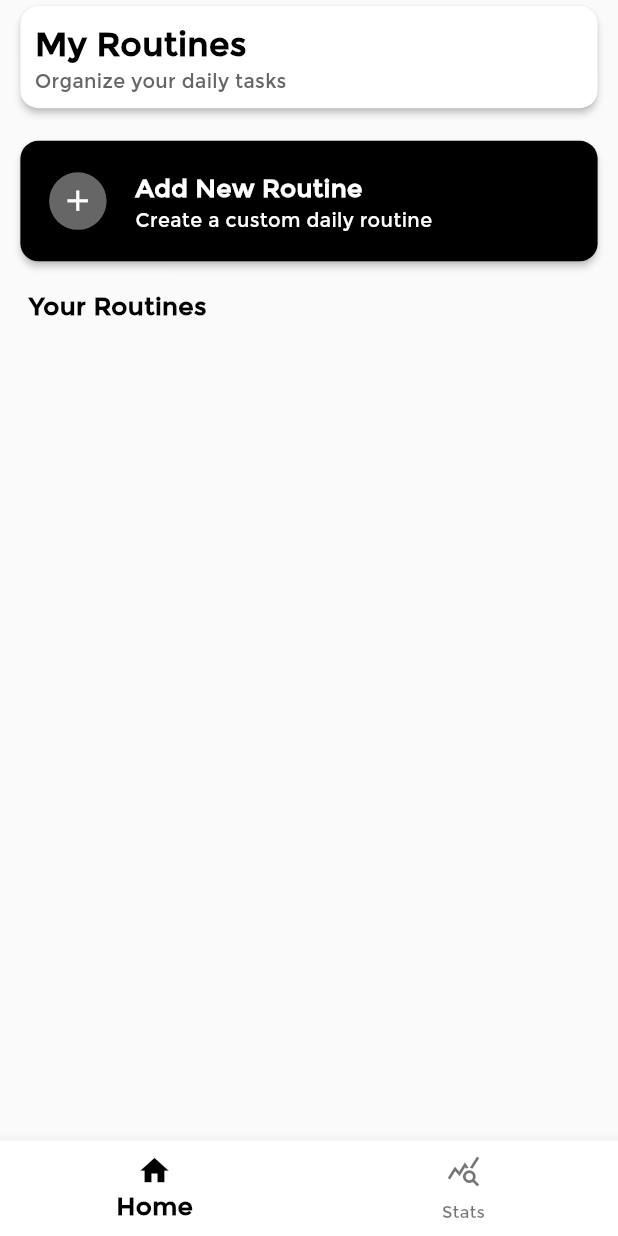
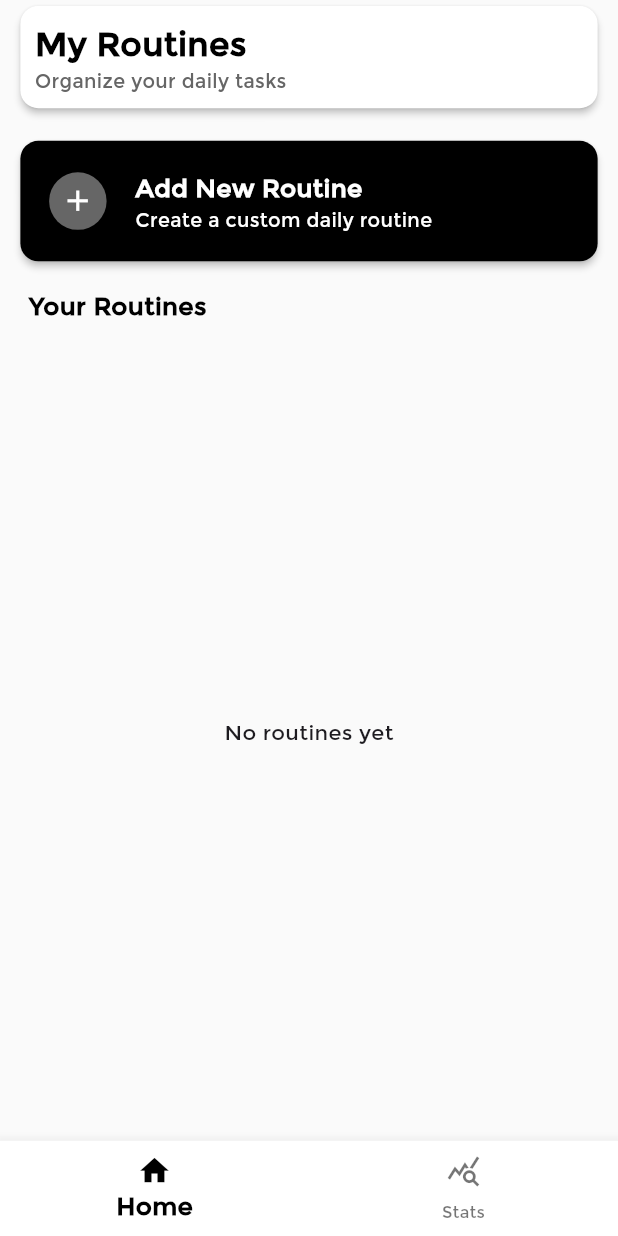
Before and after one commit to mohamedkholy/daily_track, a Flutter app: the screen it shows after launch, on a phone screen of 412 x 824 dp. Run offline on Flutter 3.47's test engine with Material 3 defaults, Android fonts, the phone set to English and light mode, and no system bars; our stand-ins replace dotted_border, drift, drift_flutter, equatable, firebase_core, firebase_crashlytics and 7 more; missing offline and left inert: dart:ffi, floating_snackbar; accounts and stored records are empty; generated files the repository leaves out were written again.

```diff
--- a/lib/core/widgets/add_task_dialog.dart
+++ b/lib/core/widgets/add_task_dialog.dart
@@ -97,7 +97,7 @@ class _AddTaskDialogState extends State<AddTaskDialog> {
                           subTasks.removeAt(index);
                           setState(() {});
                         },
-                        child: Icon(Icons.clear, size: 18),
+                        child: const Icon(Icons.clear, size: 18),
                       ),
                     ],
                   ),
@@ -133,7 +133,7 @@ class _AddTaskDialogState extends State<AddTaskDialog> {
                     setState(() {});
                   }
                 },
-                child: DottedButton("+ Add subtask"),
+                child: const DottedButton("+ Add subtask"),
               ),
               MyButton(
                 title: "Save Task",
--- a/lib/core/widgets/delete_edit_menu.dart
+++ b/lib/core/widgets/delete_edit_menu.dart
@@ -34,8 +34,8 @@ class DeleteEditMenu extends StatelessWidget {
             details.globalPosition.dy + 1,
           ),
           items: [
-            PopupMenuItem(value: "edit", child: Text("Edit")),
-            PopupMenuItem(value: "delete", child: Text("Delete")),
+            const PopupMenuItem(value: "edit", child: Text("Edit")),
+            const PopupMenuItem(value: "delete", child: Text("Delete")),
           ],
         );
 
--- a/lib/core/widgets/edit_title_dialog.dart
+++ b/lib/core/widgets/edit_title_dialog.dart
@@ -34,7 +34,7 @@ class EditTitleDialog extends StatelessWidget {
             child: Column(
               children: [
                 Container(
-                  margin: EdgeInsets.only(bottom: 20),
+                  margin: const EdgeInsets.only(bottom: 20),
                   child: Text("Edit Title", style: TextStyles.font18BlackBold),
                 ),
                 Form(
--- a/lib/features/home/logic/home_cubit.dart
+++ b/lib/features/home/logic/home_cubit.dart
@@ -17,7 +17,12 @@ class HomeCubit extends Cubit<HomeState> {
   getRoutines() async {
     emit(Loading());
     (await _repo.getAllRoutines()).listen((routines) {
-      emit(Loaded(routines));
+      if(routines.isNotEmpty) {
+        emit(Loaded(routines));
+      }
+      else{
+        emit(NoRoutines(routines));
+      }
     });
   }
 
--- a/lib/features/home/logic/home_state.dart
+++ b/lib/features/home/logic/home_state.dart
@@ -13,6 +13,10 @@ class Loaded extends HomeState{
   Loaded(super.routines);
 }
 
+class NoRoutines extends HomeState{
+  NoRoutines(super.routines);
+}
+
 class UpdateRoutineTitleFailed extends HomeState{
   UpdateRoutineTitleFailed(super.routines);
 }
--- a/lib/features/home/ui/home_screen.dart
+++ b/lib/features/home/ui/home_screen.dart
@@ -14,8 +14,6 @@ import 'package:flutter/material.dart';
 import 'package:flutter_animate/flutter_animate.dart';
 import 'package:flutter_bloc/flutter_bloc.dart';
 import 'package:flutter_screenutil/flutter_screenutil.dart';
-import 'package:flutter_svg/flutter_svg.dart';
-import 'package:rflutter_alert/rflutter_alert.dart';
 
 class HomeScreen extends StatefulWidget {
   const HomeScreen({super.key});
@@ -34,15 +32,14 @@ class _HomeScreenState extends State<HomeScreen> {
 
   @override
   Widget build(BuildContext context) {
-        return SingleChildScrollView(
-          child: Container(
+        return Container(
           margin: EdgeInsets.symmetric(horizontal: 10.0.w),
           child: Column(
             crossAxisAlignment: CrossAxisAlignment.start,
             children: [
-                HomeAppBar(),
+              const HomeAppBar(),
               SizedBox(height: 15.h),
-                AddRoutineButton(),
+              const AddRoutineButton(),
               SizedBox(height: 15.h),
               Padding(
                 padding: EdgeInsetsDirectional.only(start: 10.0.w),
@@ -53,7 +50,8 @@ class _HomeScreenState extends State<HomeScreen> {
                   ),
                 ),
               ),
-                BlocConsumer<HomeCubit, HomeState>(
+              Expanded(
+                child: BlocConsumer<HomeCubit, HomeState>(
                   listener: (context, state) {
                     if(state is UpdateRoutineTitleFailed){
                       floatingSnackBar(
@@ -64,13 +62,16 @@ class _HomeScreenState extends State<HomeScreen> {
                   },
                   builder: (context, state) {
                     if (state is Loading) {
-                      return Center(
+                      return const Center(
                         child: CircularProgressIndicator(color: Colors.black),
                       );
                     }
+                    else if(state is NoRoutines){
+                      return const Center(child: Text("No routines yet"),);
+                    }
                     return ListView(
                       shrinkWrap: true,
-                      physics: NeverScrollableScrollPhysics(),
+                      physics: const NeverScrollableScrollPhysics(),
                       children: [
                         ...List.generate(
                           state.routines.length,
@@ -94,8 +95,8 @@ class _HomeScreenState extends State<HomeScreen> {
                     );
                   },
                 ),
+              ),
             ],
-            ),
           ),
         );
   }
--- a/lib/features/main/ui/main_screen.dart
+++ b/lib/features/main/ui/main_screen.dart
@@ -47,12 +47,12 @@ class MainScreen extends StatelessWidget {
                   if (index == 0) {
                     return BlocProvider(
                       create: (context) => getIt<HomeCubit>(),
-                      child: HomeScreen(),
+                      child: const HomeScreen(),
                     );
                   } else {
                     return BlocProvider(
                       create: (context) => getIt<StatsCubit>(),
-                      child: StatsScreen(),
+                      child: const StatsScreen(),
                     );
                   }
                 },
--- a/lib/features/routine/ui/routine_screen.dart
+++ b/lib/features/routine/ui/routine_screen.dart
@@ -45,7 +45,7 @@ class _RoutineScreenState extends State<RoutineScreen> {
           );
         },
         backgroundColor: Colors.black,
-        child: Icon(Icons.add, color: Colors.white),
+        child: const Icon(Icons.add, color: Colors.white),
       ),
       body: SafeArea(
         child: Container(
@@ -72,7 +72,7 @@ class _RoutineScreenState extends State<RoutineScreen> {
                 },
                 builder: (context, state) {
                   if (state is LoadingTasks) {
-                    return Center(
+                    return const Center(
                       child: CircularProgressIndicator(color: Colors.black),
                     );
                   }
--- a/pubspec.yaml
+++ b/pubspec.yaml
@@ -16,7 +16,7 @@ publish_to: 'none' # Remove this line if you wish to publish to pub.dev
 # https://developer.apple.com/library/archive/documentation/General/Reference/InfoPlistKeyReference/Articles/CoreFoundationKeys.html
 # In Windows, build-name is used as the major, minor, and patch parts
 # of the product and file versions while build-number is used as the build suffix.
-version: 1.0.2+3
+version: 1.1.0+4
 
 environment:
   sdk: ^3.7.0
```
Also changed, not shown: analysis_options.yaml (+10 -0 lines), lib/features/add_routine/ui/add_routine_screen.dart (+4 -6 lines), lib/features/stats/ui/stats_screen.dart (+3 -4 lines), firebase.json (deleted), lib/firebase_options.dart, 4 other files. Lines whose indentation alone changed are shown as unchanged.
